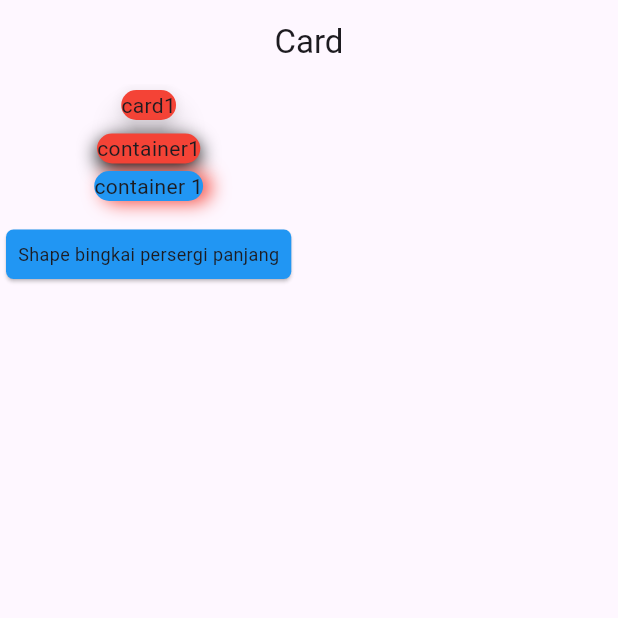
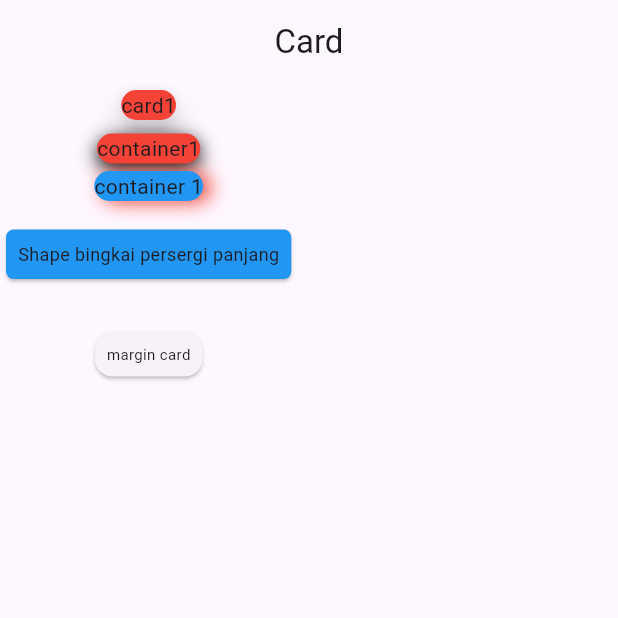
Before and after one commit to DandiTaufiq1402/latihan_card, a Flutter app: the screen it shows after launch, on a phone screen of 412 x 824 dp, the top half of it. Run offline on Flutter 3.47's test engine with Material 3 defaults, Android fonts, the light colour scheme and no system bars.

Commit message:
menambahkan margin card

```diff
--- a/lib/pages/latihan_card.dart
+++ b/lib/pages/latihan_card.dart
@@ -51,6 +51,7 @@ class MyCard extends StatelessWidget {
               shape: RoundedRectangleBorder(
                 borderRadius: BorderRadius.circular(5),
               ),
+              borderOnForeground: true,
               child: Padding(
                 padding: const EdgeInsets.all(8.0),
                 child: Text(
@@ -59,6 +60,14 @@ class MyCard extends StatelessWidget {
                 ),
               ),
             ),
+            SizedBox(height: 15),
+            Card(
+              margin: EdgeInsets.all(16.0),
+              child: Padding(
+                padding: const EdgeInsets.all(8.0),
+                child: Text("margin card", style: TextStyle(fontSize: 10.0)),
+              ),
+            ),
           ],
         ),
       ),
```
